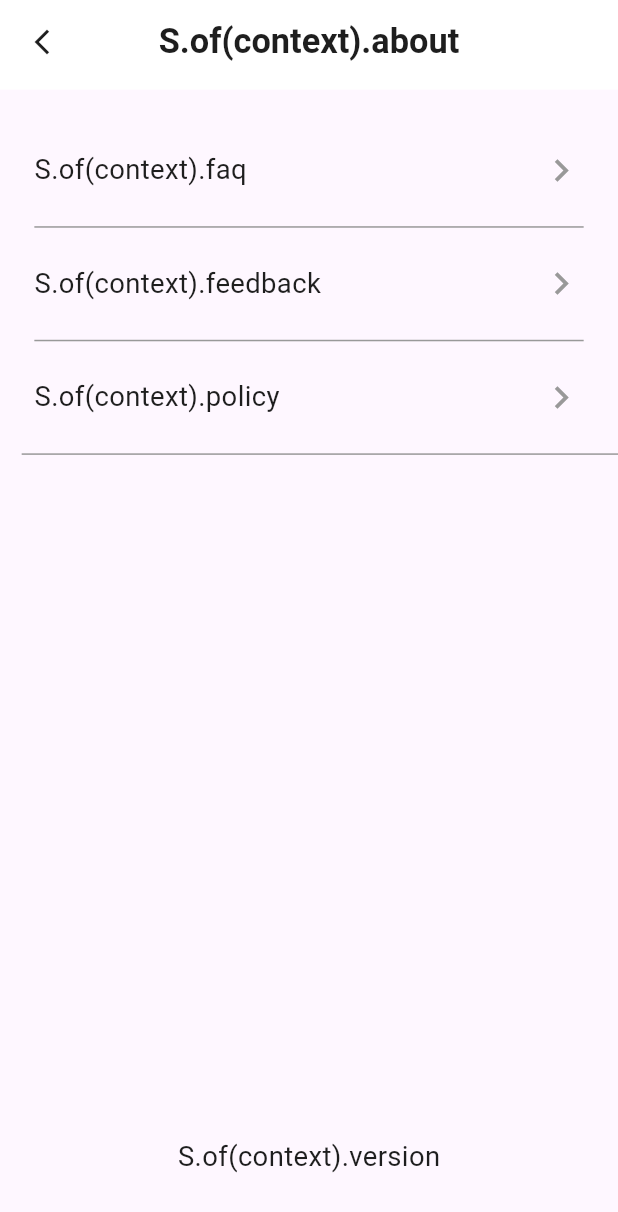
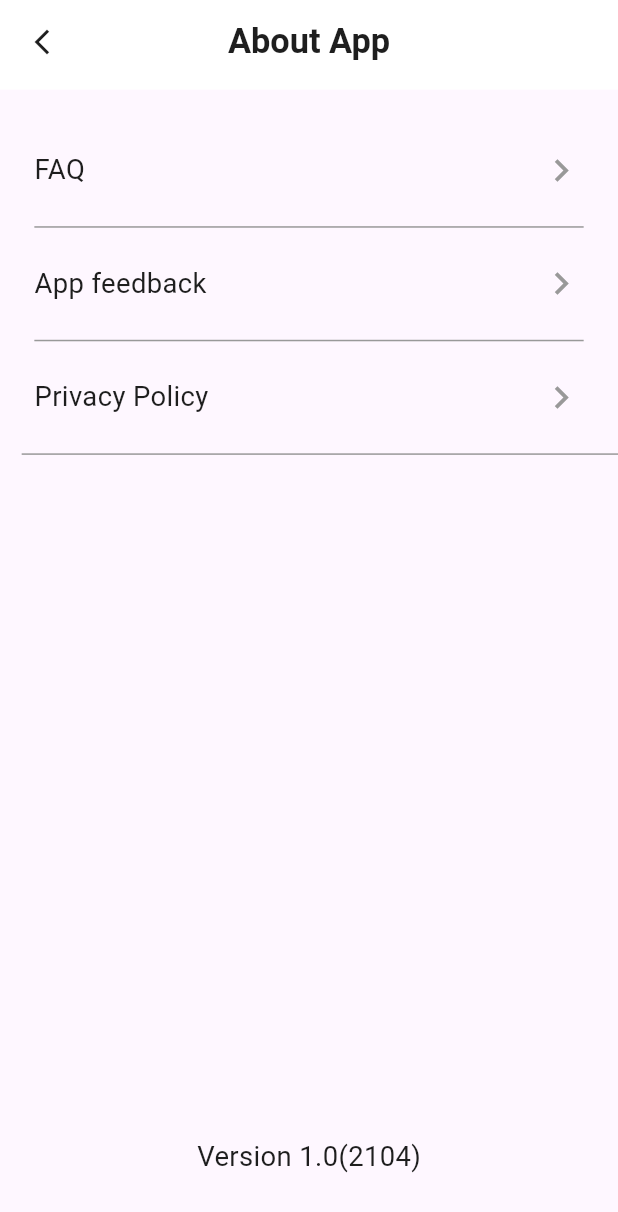
Before and after one commit to khaled365-code/oral_cancer_detection_app, a Flutter app: the AboutAppScreen screen opened by its route, on a phone screen of 412 x 824 dp. Shown: the top 1212 px of the screen. Run offline on Flutter 3.47's test engine with Material 3 defaults, Android fonts, the phone set to English and light mode, and no system bars; our stand-ins replace animated_bottom_navigation_bar, bloc, cached_network_image, curved_navigation_bar, dartz, dio and 11 more; accounts and stored records are empty.

Commit message:
new commit

```diff
--- a/lib/core/routes/app_router.dart
+++ b/lib/core/routes/app_router.dart
@@ -16,13 +16,16 @@ import 'package:graduation_project/features/diagnosis/presentation/views/questio
 import 'package:graduation_project/features/diagnosis/presentation/views/result_view.dart';
 import 'package:graduation_project/features/profile/data/repos/profile_repos.dart';
 import 'package:graduation_project/features/profile/presentation/manager/contact_us_cubit/contact_us_bloc_cubit.dart';
+import 'package:graduation_project/features/profile/presentation/manager/help_screen_cubit/help_screen_cubit.dart';
 import 'package:graduation_project/features/profile/presentation/manager/profile_cubites/profile_cubit.dart';
 import 'package:graduation_project/features/profile/presentation/screens/about_app_screen.dart';
 import 'package:graduation_project/features/profile/presentation/screens/edit_profile.dart';
+import 'package:graduation_project/features/profile/presentation/screens/help_screen.dart';
 import 'package:graduation_project/features/profile/presentation/screens/privacy_policy_screen.dart';
 import 'package:graduation_project/features/profile/presentation/screens/feedback_screen.dart';
 import 'package:graduation_project/features/profile/presentation/screens/profile_screen.dart';
 import 'package:graduation_project/features/profile/presentation/screens/settings_screen.dart';
+import 'package:graduation_project/features/profile/presentation/screens/terms_and_conditions_screen.dart';
 import 'package:graduation_project/features/splash/presentation/views/splash_screen.dart';
 import '../../features/auth/data/manager/sign_in_cubit.dart';
 import '../../features/auth/data/repos/auth_repos.dart';
@@ -47,6 +50,13 @@ class AppRoutes {
     switch (routeSettings.name) {
       case Routes.home:
         return MaterialPageRoute(builder: (context) => const HomePage(),);
+      case Routes.termsAndConditionsScreen:
+        return MaterialPageRoute(builder: (context) => const TermsAndConditionsScreen(),);
+      case Routes.helpScreen:
+        return MaterialPageRoute(builder: (context) => BlocProvider(
+          create: (context) => HelpScreenCubit(),
+          child: HelpScreen(),
+        ),);
       case Routes.postWitImageScreen:
         return MaterialPageRoute(
           builder: (context) => const PostWithImageScreen(),);
--- a/lib/core/routes/routes.dart
+++ b/lib/core/routes/routes.dart
@@ -41,8 +41,12 @@ class Routes
 
 
 
+  static const String  termsAndConditionsScreen='/terms_and_conditions_screen';
 
   static const String  profileScreen='/profile_screen';
 
+  static const String  helpScreen='/help_screen';
+
+
 
 }
--- a/lib/core/utilis/colors.dart
+++ b/lib/core/utilis/colors.dart
@@ -56,6 +56,8 @@ class AppColors
 
    static const Color cD1D1D1=Color(0xffD1D1D1);
 
+   static const Color c8A8A8A=Color(0xff8A8A8A);
+
 
 
 
--- a/lib/features/home/presentation/views/componants/profile_item_widget.dart
+++ b/lib/features/home/presentation/views/componants/profile_item_widget.dart
@@ -113,10 +113,11 @@ class _ProfileItemWidgetState extends State<ProfileItemWidget> {
             case 5:
             navigate(context: context, route: Routes.contactUsScreen);
             case 6:
+              navigate(context: context, route: Routes.termsAndConditionsScreen);
             case 7:
+              navigate(context: context, route: Routes.helpScreen);
+            case 8:
               navigate(context: context, route: Routes.aboutApp);
-            case 8:
-              navigate(context: context, route: Routes.faqscreen);
             case 9:
               showModalBottomSheet(context: context, builder: (context) => LogoutBottomSheet(),);
           }
--- a/lib/features/profile/presentation/components/contact_us_item.dart
+++ b/lib/features/profile/presentation/components/contact_us_item.dart
@@ -78,7 +78,7 @@ class ContactUsItem extends StatelessWidget {
                         ),
                         Padding(
                           padding: EdgeInsetsDirectional.only(
-                              start: 35.w, bottom: 5.h,end: 20.w),
+                              start: 35.w, bottom: 5.h,end: 20.w,top: 5.h),
                           child: Row(
                             children: [
                               SizedBox(
--- a/lib/features/profile/presentation/manager/contact_us_cubit/contact_us_bloc_cubit.dart
+++ b/lib/features/profile/presentation/manager/contact_us_cubit/contact_us_bloc_cubit.dart
@@ -13,7 +13,7 @@ class ContactUsBloc extends Cubit<ContactUsBlocState> {
 
 
   final List<ContactUSModel>contactUsList=[
-    ContactUSModel(image:  ImageConstants.whatsAppIcon , text: 'WhatsApp',subText: '01013328223'),
+    ContactUSModel(image:  ImageConstants.whatsAppIcon , text: 'WhatsApp',subText: '(010) 133-28223'),
     ContactUSModel(image: ImageConstants.websiteIcon, text: 'Website',subText: 'https://www.linkedin.com/in/khaled-mohamed--658333229'),
     ContactUSModel(image: ImageConstants.facebookIcon, text: 'Facebook',subText: 'https://www.facebook.com/khaled.M.Elsaeed/'),
     ContactUSModel(image: ImageConstants.twitterIcon, text: 'Twitter',subText: 'Khaledmo0000'),
--- /dev/null
+++ b/lib/features/profile/presentation/manager/help_screen_cubit/help_screen_cubit.dart
@@ -0,0 +1,29 @@
+import 'package:bloc/bloc.dart';
+import 'package:graduation_project/features/profile/data/profile_models/help_model.dart';
+import 'package:meta/meta.dart';
+
+part 'help_screen_state.dart';
+
+class HelpScreenCubit extends Cubit<HelpScreenState> {
+  HelpScreenCubit() : super(HelpScreenInitialState());
+
+
+
+  List<HelpModel>helpDataList=[
+    HelpModel(text: 'text', ),
+    HelpModel(text: 'text', ),
+    HelpModel(text: 'text', ),
+    HelpModel(text: 'text', ),
+    HelpModel(text: 'text', ),
+    HelpModel(text: 'text',),
+
+  ];
+  bool containerISOpen=false;
+
+  void changeContainerShape()
+  {
+    containerISOpen=!containerISOpen;
+    emit(HelpScreenChangeContainerShapeState());
+  }
+
+}
--- a/lib/features/profile/presentation/screens/about_app_screen.dart
+++ b/lib/features/profile/presentation/screens/about_app_screen.dart
@@ -2,6 +2,7 @@
 import 'package:flutter/cupertino.dart';
 import 'package:flutter/material.dart';
 import 'package:flutter_screenutil/flutter_screenutil.dart';
+import 'package:graduation_project/core/localization/app_localization.dart';
 import 'package:graduation_project/core/utilis/colors.dart';
 import 'package:graduation_project/core/utilis/app_text_styles.dart';
 import 'package:graduation_project/core/widgets/custom_app_bar.dart';
@@ -19,7 +20,7 @@ class AboutAppScreen extends StatelessWidget {
       appBar: PreferredSize(
         preferredSize: Size(double.infinity, 50.h),
         child: CustomAppBar(
-          title: 'S.of(context).about',
+          title: 'about'.tr(context),
         ),
       ),
       body: SingleChildScrollView(
@@ -30,7 +31,7 @@ class AboutAppScreen extends StatelessWidget {
               child: Column(
                 children: [
                   AboutAppContainerItem(
-                    text: 'S.of(context).faq',
+                    text: 'faq'.tr(context),
                     onTap: ()
                     {
                      Navigator.pushNamed(context, Routes.faqscreen);
@@ -41,7 +42,7 @@ class AboutAppScreen extends StatelessWidget {
                     color: AppColors.grgr,
                   ),
                   AboutAppContainerItem(
-                    text: 'S.of(context).feedback',
+                    text: 'feedback'.tr(context),
                     onTap: ()
                     {
                       Navigator.pushNamed(context, Routes.feedbackscreen);
@@ -53,7 +54,7 @@ class AboutAppScreen extends StatelessWidget {
                     color: AppColors.grgr,
                   ),
                   AboutAppContainerItem(
-                    text: 'S.of(context).policy',
+                    text: 'policy'.tr(context),
                     onTap: ()
                     {
                       Navigator.pushNamed(context, Routes.privacypolicyscreen);
@@ -75,7 +76,7 @@ class AboutAppScreen extends StatelessWidget {
               height:375.h,
             ),
             Text(
-              'S.of(context).version',
+              'version'.tr(context),
               style: AppTextStyles.font16.copyWith(fontWeight: FontWeight.normal),
             ),
           ],
--- a/lib/features/profile/presentation/screens/contact_us_screen.dart
+++ b/lib/features/profile/presentation/screens/contact_us_screen.dart
@@ -61,7 +61,7 @@ class ContactUsScreen extends StatelessWidget {
             ),
             Expanded(
               child: ListView.separated(
-                padding: EdgeInsetsDirectional.only(start: 20.w,end: 20.w,top: 20.h),
+                padding: EdgeInsetsDirectional.only(start: 20.w,end: 20.w,top: 20.h,bottom: 20.h),
                   itemBuilder: (context, index) => ContactUsItem(
                     contactUsModel: contactUSBloc.contactUsList[index],
                   ),
--- a/lib/features/profile/presentation/screens/faq_screen.dart
+++ b/lib/features/profile/presentation/screens/faq_screen.dart
@@ -4,6 +4,7 @@
 import 'package:flutter/cupertino.dart';
 import 'package:flutter/material.dart';
 import 'package:flutter_screenutil/flutter_screenutil.dart';
+import 'package:graduation_project/core/localization/app_localization.dart';
 
 import '../../../../core/widgets/custom_app_bar.dart';
 import '../components/privacy_item.dart';
@@ -34,7 +35,7 @@ class _FaqScreenState extends State<FaqScreen> {
       appBar: PreferredSize(
         preferredSize: Size(double.infinity, 50.h),
         child: CustomAppBar(
-          title: 'S.of(context).faq',
+          title: 'faq'.tr(context),
         ),
       ),
       body: SingleChildScrollView(
@@ -43,20 +44,20 @@ class _FaqScreenState extends State<FaqScreen> {
           child: Column(
             children: [
               PrivacyContainerItem(
-                text: 'S.of(context).faq1',
+                text: 'faq1'.tr(context),
                 onTap: () {
                   setState(() {
                     pressed1 = !pressed1;
                   });
                 },
                 isPressed: pressed1,
-                answerText: 'S.of(context).faqans1',
+                answerText: 'faqans1'.tr(context),
               ),
               SizedBox(
                 height: 15.h,
               ),
               PrivacyContainerItem(
-                text: 'S.of(context).faq2',
+                text: 'faq2'.tr(context),
                 onTap: () {
                   setState(
                         () {
@@ -65,13 +66,13 @@ class _FaqScreenState extends State<FaqScreen> {
                   );
                 },
                 isPressed: pressed2,
-                answerText: 'S.of(context).faqans2',
+                answerText: 'faqans2'.tr(context),
               ),
               SizedBox(
                 height: 15.h,
               ),
               PrivacyContainerItem(
-                text: 'S.of(context).faq3',
+                text: 'faq3'.tr(context),
                 onTap: () {
                   setState(
                         () {
@@ -80,14 +81,14 @@ class _FaqScreenState extends State<FaqScreen> {
                   );
                 },
                 isPressed: pressed3,
-                answerText: 'S.of(context).faqans3',
+                answerText: 'faqans3'.tr(context),
 
               ),
               SizedBox(
                 height: 15.h,
               ),
               PrivacyContainerItem(
-                text: 'S.of(context).faq4',
+                text: 'faq4'.tr(context),
                 onTap: () {
                   setState(
                         () {
@@ -96,14 +97,14 @@ class _FaqScreenState extends State<FaqScreen> {
                   );
                 },
                 isPressed: pressed4,
-                answerText: 'S.of(context).faqans4,'
+                answerText: 'faqans4'.tr(context)
 
               ),
               SizedBox(
                 height: 15.h,
               ),
               PrivacyContainerItem(
-                text: 'S.of(context).faq5',
+                text: 'faq5'.tr(context),
                 onTap: () {
                   setState(
                         () {
@@ -112,14 +113,14 @@ class _FaqScreenState extends State<FaqScreen> {
                   );
                 },
                 isPressed: pressed5,
-                answerText: 'S.of(context).faqans5',
+                answerText: 'faqans5'.tr(context),
 
               ),
               SizedBox(
                 height: 15.h,
               ),
               PrivacyContainerItem(
-                text: 'S.of(context).faq6',
+                text: 'faq6'.tr(context),
                 onTap: () {
                   setState(
                         () {
@@ -128,14 +129,14 @@ class _FaqScreenState extends State<FaqScreen> {
                   );
                 },
                 isPressed: pressed6,
-                answerText: 'S.of(context).faqans6',
+                answerText: 'faqans6'.tr(context),
 
               ),
               SizedBox(
                 height: 15.h,
               ),
               PrivacyContainerItem(
-                text: 'S.of(context).faq7',
+                text: 'faq7'.tr(context),
                 onTap: () {
                   setState(
                         () {
@@ -144,14 +145,14 @@ class _FaqScreenState extends State<FaqScreen> {
                   );
                 },
                 isPressed: pressed7,
-                answerText: 'S.of(context).faqans7',
+                answerText: 'faqans7'.tr(context),
 
               ),
               SizedBox(
                 height: 15.h,
               ),
               PrivacyContainerItem(
-                text: 'S.of(context).faq8',
+                text: 'faq8'.tr(context),
                 onTap: () {
                   setState(
                         () {
@@ -160,14 +161,14 @@ class _FaqScreenState extends State<FaqScreen> {
                   );
                 },
                 isPressed: pressed8,
-                answerText: 'S.of(context).faqans8',
+                answerText: 'faqans8'.tr(context),
 
               ),
               SizedBox(
                 height: 15.h,
               ),
               PrivacyContainerItem(
-                text: 'S.of(context).faq9',
+                text: 'faq9'.tr(context),
                 onTap: () {
                   setState(
                         () {
@@ -176,14 +177,14 @@ class _FaqScreenState extends State<FaqScreen> {
                   );
                 },
                 isPressed: pressed9,
-                answerText: 'S.of(context).faqans9',
+                answerText: 'faqans9'.tr(context),
 
               ),
               SizedBox(
                 height: 15.h,
               ),
               PrivacyContainerItem(
-                text: 'S.of(context).faq10',
+                text: 'faq10'.tr(context),
                 onTap: () {
                   setState(
                         () {
@@ -192,7 +193,7 @@ class _FaqScreenState extends State<FaqScreen> {
                   );
                 },
                 isPressed: pressed10,
-                answerText: 'S.of(context).faqans10',
+                answerText: 'faqans10'.tr(context),
 
               ),
             ],
--- a/lib/features/profile/presentation/screens/feedback_screen.dart
+++ b/lib/features/profile/presentation/screens/feedback_screen.dart
@@ -5,6 +5,7 @@
 import 'package:flutter/cupertino.dart';
 import 'package:flutter/material.dart';
 import 'package:flutter_screenutil/flutter_screenutil.dart';
+import 'package:graduation_project/core/localization/app_localization.dart';
 import 'package:graduation_project/core/utilis/colors.dart';
 import 'package:graduation_project/core/utilis/app_text_styles.dart';
 
@@ -20,7 +21,7 @@ class FeedBackScreen extends StatelessWidget {
       appBar: PreferredSize(
         preferredSize: Size(double.infinity, 50.h),
         child: CustomAppBar(
-          title: 'S.of(context).feedback',
+          title: 'feedback'.tr(context),
         ),
       ),
 
@@ -30,7 +31,7 @@ class FeedBackScreen extends StatelessWidget {
             children: [
               Center(
                   child: Text(
-                'S.of(context).howrate',
+                'howrate'.tr(context),
                 style: AppTextStyles.font16.copyWith(
                     color: AppColors.black, fontWeight: FontWeight.normal),
               )),
@@ -75,13 +76,13 @@ class FeedBackScreen extends StatelessWidget {
                 child: Row(
                   children: [
                     Text(
-                      'S.of(context).poor',
+                      'poor'.tr(context),
                       style: AppTextStyles.font14.copyWith(
                           color: AppColors.grgr, fontWeight: FontWeight.normal),
                     ),
                     Spacer(),
                     Text(
-                      'S.of(context).excellent',
+                      'excellent'.tr(context),
                       style: AppTextStyles.font14.copyWith(
                           color: AppColors.grgr, fontWeight: FontWeight.normal),
                     )
@@ -106,7 +107,7 @@ class FeedBackScreen extends StatelessWidget {
                       crossAxisAlignment: CrossAxisAlignment.start,
                       children: [
                         Text(
-                          'S.of(context).leavecomment',
+                          'leavecomment'.tr(context),
                           style: AppTextStyles.font16
                               .copyWith(color: AppColors.black),
                         ),
@@ -114,7 +115,7 @@ class FeedBackScreen extends StatelessWidget {
                           height: 5.h,
                         ),
                         Text(
-                          'S.of(context).impfeed',
+                          'impfeed'.tr(context),
                           style: AppTextStyles.font16.copyWith(
                               color: AppColors.grgr,
                               fontWeight: FontWeight.normal),
@@ -135,19 +136,7 @@ class FeedBackScreen extends StatelessWidget {
                   ],
                 ),
               ),
-              // Padding(
-              //   padding:EdgeInsetsDirectional.symmetric(horizontal: 20.w),
-              //   child: SharedButton(
-              //     text:' S.of(context).sendfeedback',
-              //     buttonColor: AppColors.primary,
-              //     btnTextStyle: AppTextStyles.font16.copyWith(
-              //       color: AppColors.white,
-              //     ),
-              //     width: double.infinity,
-              //     hasBorderRadius: true,
-              //     borderRadiusValue: 10.r,
-              //   ),
-              // ),
+
             ],
           ),
         ),
--- a/lib/features/profile/presentation/screens/privacy_policy_screen.dart
+++ b/lib/features/profile/presentation/screens/privacy_policy_screen.dart
@@ -2,6 +2,7 @@
 import 'package:flutter/cupertino.dart';
 import 'package:flutter/material.dart';
 import 'package:flutter_screenutil/flutter_screenutil.dart';
+import 'package:graduation_project/core/localization/app_localization.dart';
 
 import '../../../../core/widgets/custom_app_bar.dart';
 import '../components/privacy_item.dart';
@@ -31,7 +32,7 @@ class _PrivacyPolicyScreenState extends State<PrivacyPolicyScreen> {
       appBar: PreferredSize(
         preferredSize: Size(double.infinity, 50.h),
         child: CustomAppBar(
-          title: 'S.of(context).policy',
+          title: 'policy'.tr(context),
         ),
       ),
       body: SingleChildScrollView(
@@ -40,20 +41,20 @@ class _PrivacyPolicyScreenState extends State<PrivacyPolicyScreen> {
           child: Column(
             children: [
               PrivacyContainerItem(
-                text: 'S.of(context).question1',
+                text: 'question1'.tr(context),
                 onTap: () {
                   setState(() {
                     pressed1 = !pressed1;
                   });
                 },
                 isPressed: pressed1,
-                answerText: 'S.of(context).answer1',
+                answerText: 'answer1'.tr(context),
               ),
               SizedBox(
                 height: 15.h,
               ),
               PrivacyContainerItem(
-                text: 'S.of(context).question2',
+                text: 'question2'.tr(context),
                 onTap: () {
                   setState(
                     () {
@@ -62,13 +63,13 @@ class _PrivacyPolicyScreenState extends State<PrivacyPolicyScreen> {
                   );
                 },
                 isPressed: pressed2,
-                answerText: 'S.of(context).answer2',
+                answerText: 'answer2'.tr(context),
               ),
               SizedBox(
                 height: 15.h,
               ),
               PrivacyContainerItem(
-                text: 'S.of(context).question3',
+                text: 'question3'.tr(context),
                 onTap: () {
                   setState(
                     () {
@@ -77,14 +78,14 @@ class _PrivacyPolicyScreenState extends State<PrivacyPolicyScreen> {
                   );
                 },
                 isPressed: pressed3,
-                answerText: 'S.of(context).answer3',
+                answerText: 'answer3'.tr(context),
 
               ),
               SizedBox(
                 height: 15.h,
               ),
               PrivacyContainerItem(
-                text: 'S.of(context).question4',
+                text: 'question4'.tr(context),
                 onTap: () {
                   setState(
                     () {
@@ -93,14 +94,14 @@ class _PrivacyPolicyScreenState extends State<PrivacyPolicyScreen> {
                   );
                 },
                 isPressed: pressed4,
-                answerText: 'S.of(context).answer4',
+                answerText: 'answer4'.tr(context),
 
               ),
               SizedBox(
                 height: 15.h,
               ),
               PrivacyContainerItem(
-                text: 'S.of(context).question5',
+                text: 'question5'.tr(context),
                 onTap: () {
                   setState(
                     () {
@@ -109,14 +110,14 @@ class _PrivacyPolicyScreenState extends State<PrivacyPolicyScreen> {
                   );
                 },
                 isPressed: pressed5,
-                answerText: 'S.of(context).answer5',
+                answerText: 'answer5'.tr(context),
 
               ),
               SizedBox(
                 height: 15.h,
               ),
               PrivacyContainerItem(
-                text: 'S.of(context).question6',
+                text: 'question6'.tr(context),
                 onTap: () {
                   setState(
                     () {
@@ -125,14 +126,14 @@ class _PrivacyPolicyScreenState extends State<PrivacyPolicyScreen> {
                   );
                 },
                 isPressed: pressed6,
-                answerText: 'S.of(context).answer6',
+                answerText: 'answer6'.tr(context),
 
               ),
               SizedBox(
                 height: 15.h,
               ),
               PrivacyContainerItem(
-                text: 'S.of(context).question7',
+                text: 'question7'.tr(context),
                 onTap: () {
                   setState(
                     () {
@@ -141,14 +142,14 @@ class _PrivacyPolicyScreenState extends State<PrivacyPolicyScreen> {
                   );
                 },
                 isPressed: pressed7,
-                answerText: 'S.of(context).answer7',
+                answerText: 'answer7'.tr(context),
 
               ),
               SizedBox(
                 height: 15.h,
               ),
               PrivacyContainerItem(
-                text: 'S.of(context).question8',
+                text: 'question8'.tr(context),
                 onTap: () {
                   setState(
                     () {
@@ -157,14 +158,14 @@ class _PrivacyPolicyScreenState extends State<PrivacyPolicyScreen> {
                   );
                 },
                 isPressed: pressed8,
-                answerText: 'S.of(context).answer8',
+                answerText: 'answer8'.tr(context),
 
               ),
               SizedBox(
                 height: 15.h,
               ),
               PrivacyContainerItem(
-                text: 'S.of(context).question9',
+                text: 'question9'.tr(context),
                 onTap: () {
                   setState(
                     () {
@@ -173,14 +174,14 @@ class _PrivacyPolicyScreenState extends State<PrivacyPolicyScreen> {
                   );
                 },
                 isPressed: pressed9,
-                answerText: 'S.of(context).answer9',
+                answerText: 'answer9'.tr(context),
 
               ),
               SizedBox(
                 height: 15.h,
               ),
               PrivacyContainerItem(
-                text: 'S.of(context).question10',
+                text: 'question10'.tr(context),
                 onTap: () {
                   setState(
                     () {
@@ -189,7 +190,7 @@ class _PrivacyPolicyScreenState extends State<PrivacyPolicyScreen> {
                   );
                 },
                 isPressed: pressed10,
-                answerText: 'S.of(context).answer10',
+                answerText: 'answer10'.tr(context),
 
               ),
             ],
```
Also changed, not shown: lib/features/profile/data/profile_models/help_model.dart (added, +12 -0 lines), lib/features/profile/presentation/components/help_item_widget.dart (added, +97 -0 lines), lib/features/profile/presentation/manager/help_screen_cubit/help_screen_state.dart (added, +9 -0 lines), lib/features/profile/presentation/screens/help_screen.dart (added, +75 -0 lines), lib/features/profile/presentation/screens/terms_and_conditions_screen.dart (added, +224 -0 lines).
